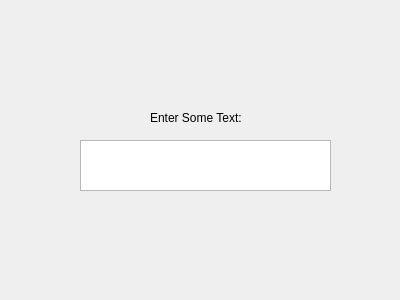
Old version of the form interfaces/fr2.ui in the repository PotatoJedi/FaceSwitch2.
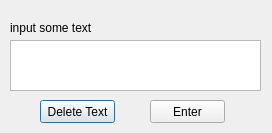
New version of the form.

```diff
--- a/interfaces/fr2.ui
+++ b/interfaces/fr2.ui
@@ -6,8 +6,8 @@
    <rect>
     <x>0</x>
     <y>0</y>
-    <width>400</width>
-    <height>300</height>
+    <width>272</width>
+    <height>133</height>
    </rect>
   </property>
   <property name="windowTitle">
@@ -16,26 +16,52 @@
   <widget class="QLabel" name="label">
    <property name="geometry">
     <rect>
-     <x>150</x>
-     <y>110</y>
+     <x>10</x>
+     <y>20</y>
      <width>121</width>
      <height>16</height>
     </rect>
    </property>
    <property name="text">
-    <string>Enter Some Text:</string>
+    <string>input some text</string>
    </property>
   </widget>
   <widget class="QPlainTextEdit" name="plainTextEdit">
    <property name="geometry">
     <rect>
-     <x>80</x>
-     <y>140</y>
+     <x>10</x>
+     <y>40</y>
      <width>251</width>
      <height>51</height>
     </rect>
    </property>
   </widget>
+  <widget class="QPushButton" name="btnDeleteText">
+   <property name="geometry">
+    <rect>
+     <x>40</x>
+     <y>100</y>
+     <width>75</width>
+     <height>23</height>
+    </rect>
+   </property>
+   <property name="text">
+    <string>Delete Text</string>
+   </property>
+  </widget>
+  <widget class="QPushButton" name="btnEnter">
+   <property name="geometry">
+    <rect>
+     <x>150</x>
+     <y>100</y>
+     <width>75</width>
+     <height>23</height>
+    </rect>
+   </property>
+   <property name="text">
+    <string>Enter</string>
+   </property>
+  </widget>
  </widget>
  <resources/>
  <connections/>
```
